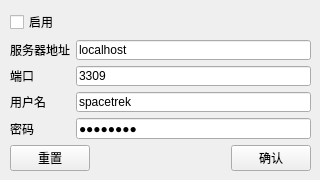
First picture: the form in dbout.ui, repository aspirefhaha/telemetryCapture, before the edit.
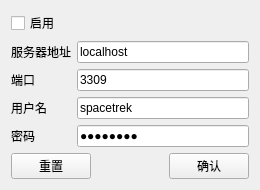
Second picture: the form after the edit.

What changed in the file:
```diff
--- a/dbout.ui
+++ b/dbout.ui
@@ -6,22 +6,15 @@
    <rect>
     <x>0</x>
     <y>0</y>
-    <width>320</width>
+    <width>260</width>
     <height>180</height>
    </rect>
   </property>
   <property name="windowTitle">
    <string>数据库出</string>
   </property>
-  <widget class="QWidget" name="verticalLayoutWidget">
-   <property name="geometry">
-    <rect>
-     <x>10</x>
-     <y>10</y>
-     <width>301</width>
-     <height>161</height>
-    </rect>
-   </property>
+  <layout class="QVBoxLayout" name="verticalLayout_2">
+   <item>
    <layout class="QVBoxLayout" name="verticalLayout">
     <item>
      <widget class="QCheckBox" name="cbEnabled">
@@ -131,7 +124,8 @@
      </layout>
     </item>
    </layout>
-  </widget>
+   </item>
+  </layout>
  </widget>
  <resources/>
  <connections/>
```
Lines whose indentation alone changed are shown as unchanged.
